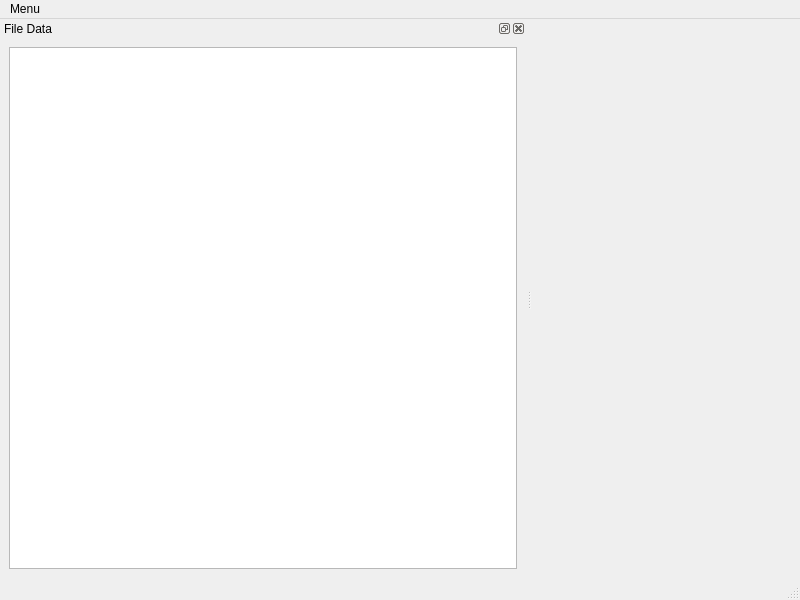
sykokorev/parsing_files_to_ab, file text_parsing_main_window.ui: the form before one commit.
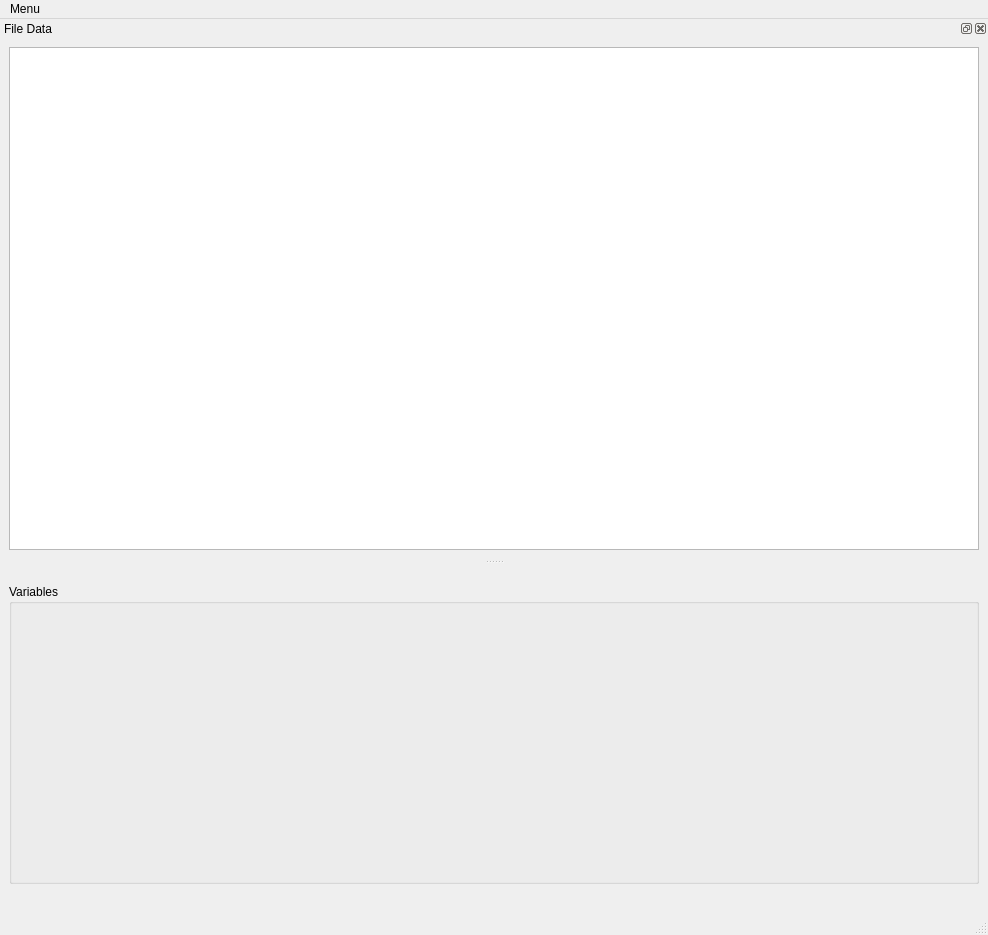
The form after the commit.

Commit message: Added group widget to depict chosen variables

```diff
--- a/text_parsing_main_window.ui
+++ b/text_parsing_main_window.ui
@@ -6,21 +6,84 @@
    <rect>
     <x>0</x>
     <y>0</y>
-    <width>800</width>
-    <height>600</height>
+    <width>988</width>
+    <height>935</height>
    </rect>
   </property>
   <property name="windowTitle">
    <string>File Parsing</string>
   </property>
-  <widget class="QWidget" name="centralwidget"/>
+  <widget class="QWidget" name="centralwidget">
+   <layout class="QGridLayout" name="gridLayout">
+    <item row="0" column="0">
+     <spacer name="verticalSpacer_2">
+      <property name="orientation">
+       <enum>Qt::Vertical</enum>
+      </property>
+      <property name="sizeType">
+       <enum>QSizePolicy::Expanding</enum>
+      </property>
+      <property name="sizeHint" stdset="0">
+       <size>
+        <width>20</width>
+        <height>20</height>
+       </size>
+      </property>
+     </spacer>
+    </item>
+    <item row="1" column="0">
+     <widget class="QGroupBox" name="variablesGroupBox">
+      <property name="sizePolicy">
+       <sizepolicy hsizetype="Expanding" vsizetype="Minimum">
+        <horstretch>1</horstretch>
+        <verstretch>0</verstretch>
+       </sizepolicy>
+      </property>
+      <property name="minimumSize">
+       <size>
+        <width>200</width>
+        <height>300</height>
+       </size>
+      </property>
+      <property name="layoutDirection">
+       <enum>Qt::LeftToRight</enum>
+      </property>
+      <property name="autoFillBackground">
+       <bool>false</bool>
+      </property>
+      <property name="title">
+       <string>Variables</string>
+      </property>
+      <property name="flat">
+       <bool>false</bool>
+      </property>
+     </widget>
+    </item>
+    <item row="2" column="0">
+     <spacer name="verticalSpacer_3">
+      <property name="orientation">
+       <enum>Qt::Vertical</enum>
+      </property>
+      <property name="sizeType">
+       <enum>QSizePolicy::Minimum</enum>
+      </property>
+      <property name="sizeHint" stdset="0">
+       <size>
+        <width>20</width>
+        <height>20</height>
+       </size>
+      </property>
+     </spacer>
+    </item>
+   </layout>
+  </widget>
   <widget class="QStatusBar" name="statusbar"/>
   <widget class="QMenuBar" name="menubar">
    <property name="geometry">
     <rect>
      <x>0</x>
      <y>0</y>
-     <width>800</width>
+     <width>988</width>
      <height>21</height>
     </rect>
    </property>
@@ -33,8 +96,11 @@
    <addaction name="mainMenu"/>
   </widget>
   <widget class="QDockWidget" name="dockWidgetText">
+   <property name="enabled">
+    <bool>true</bool>
+   </property>
    <property name="sizePolicy">
-    <sizepolicy hsizetype="Maximum" vsizetype="Maximum">
+    <sizepolicy hsizetype="Expanding" vsizetype="Expanding">
      <horstretch>1</horstretch>
      <verstretch>1</verstretch>
     </sizepolicy>
@@ -44,27 +110,39 @@
    </property>
    <property name="minimumSize">
     <size>
-     <width>526</width>
+     <width>600</width>
      <height>540</height>
     </size>
    </property>
    <property name="layoutDirection">
     <enum>Qt::LeftToRight</enum>
    </property>
+   <property name="autoFillBackground">
+    <bool>false</bool>
+   </property>
    <property name="floating">
     <bool>true</bool>
    </property>
+   <property name="features">
+    <set>QDockWidget::AllDockWidgetFeatures</set>
+   </property>
+   <property name="allowedAreas">
+    <set>Qt::TopDockWidgetArea</set>
+   </property>
+   <property name="windowTitle">
+    <string notr="true">File Data</string>
+   </property>
    <attribute name="dockWidgetArea">
-    <number>1</number>
+    <number>4</number>
    </attribute>
    <widget class="QWidget" name="dockWidgetContents">
-    <layout class="QGridLayout" name="gridLayout">
-     <item row="0" column="0">
+    <layout class="QGridLayout" name="gridLayout_3">
+     <item row="1" column="0">
       <widget class="QTextBrowser" name="textBrowser">
        <property name="sizePolicy">
         <sizepolicy hsizetype="Expanding" vsizetype="Expanding">
-         <horstretch>1</horstretch>
-         <verstretch>1</verstretch>
+         <horstretch>2</horstretch>
+         <verstretch>2</verstretch>
         </sizepolicy>
        </property>
        <property name="minimumSize">
@@ -73,6 +151,15 @@
          <height>500</height>
         </size>
        </property>
+       <property name="frameShape">
+        <enum>QFrame::StyledPanel</enum>
+       </property>
+       <property name="frameShadow">
+        <enum>QFrame::Raised</enum>
+       </property>
+       <property name="sizeAdjustPolicy">
+        <enum>QAbstractScrollArea::AdjustIgnored</enum>
+       </property>
       </widget>
      </item>
     </layout>
```
Left out of the diff: 3 changed lines with no effect on the pictures. The commit also changes 1 other file.
